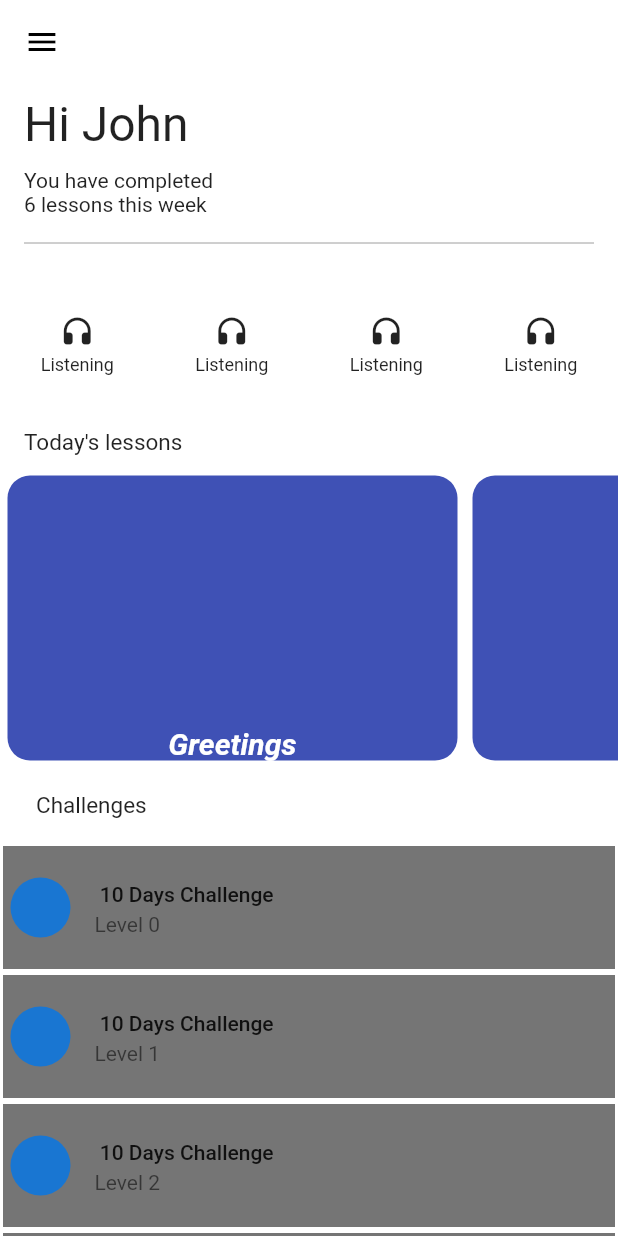
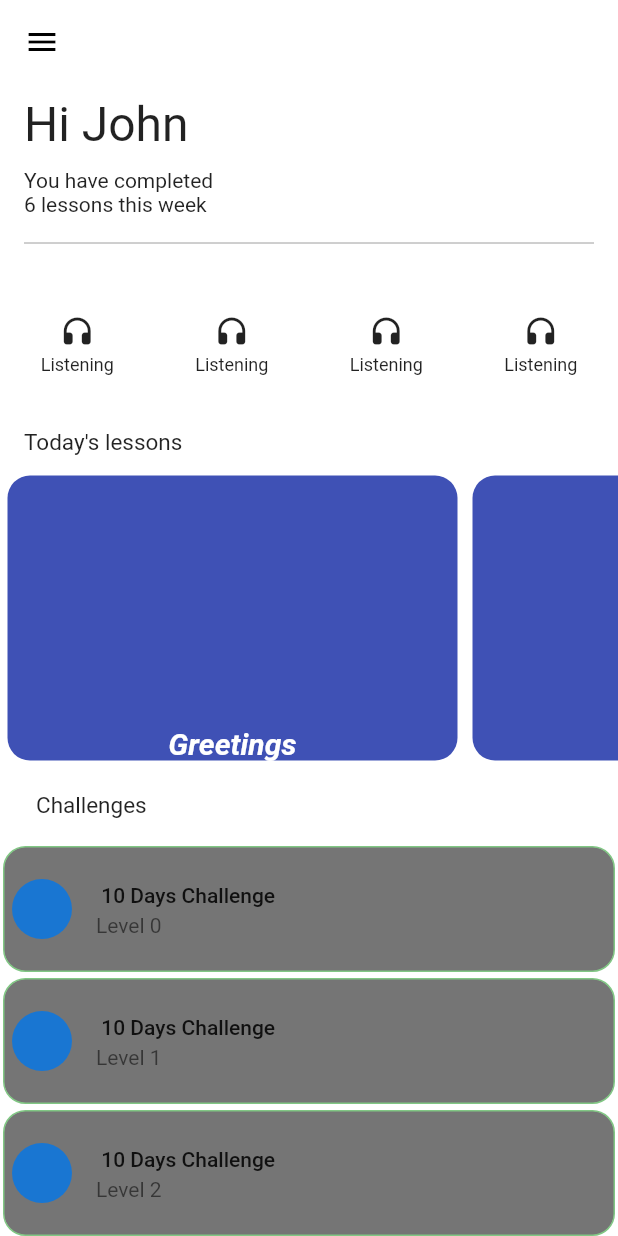
Before and after one commit to sitabra/AssignmentUI, a Flutter app: the screen it shows after launch, on a phone screen of 412 x 824 dp. Run offline on Flutter 3.47's test engine with Material 2 defaults, Android fonts, the phone set to English and light mode, and no system bars.

Commit message:
listtile edited

```diff
--- a/lib/screen/homepage.dart
+++ b/lib/screen/homepage.dart
@@ -1,4 +1,3 @@
-import 'package:flutter/cupertino.dart';
 import 'package:flutter/material.dart';
 import 'package:uihomepage/widgets/grid_item.dart';
 import 'package:uihomepage/widgets/items_lessons.dart';
@@ -22,7 +21,6 @@ class _HomePageState extends State<HomePage> {
           foregroundColor: Colors.black,
           leading: const Icon(Icons.menu),
         ),
-
         ///body content
         body: SingleChildScrollView(
           child: Column(
@@ -135,6 +133,12 @@ class _HomePageState extends State<HomePage> {
       itemBuilder: (context, index) => Padding(
         padding: const EdgeInsets.all(2.0),
         child: ListTile(
+          shape: RoundedRectangleBorder(
+            side: BorderSide(
+              color: Colors.green.shade300,
+            ),
+            borderRadius: BorderRadius.circular(15.0),
+          ),
           hoverColor: Colors.blue,
           tileColor: Colors.black54,
           style: ListTileStyle.drawer,
```
